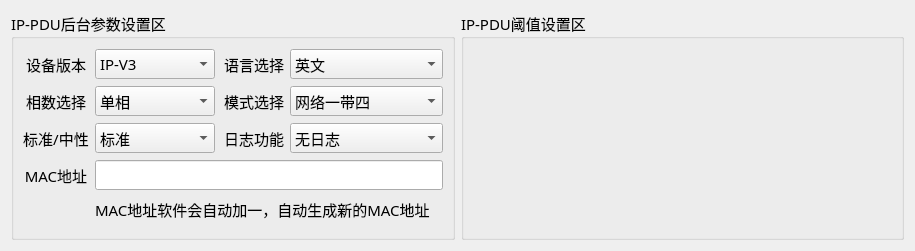
Before: the Qt Designer form MasterCtrlSet/home/home_ipwid.ui in ChinaClever/PDU-Settings, drawn with Qt 5.
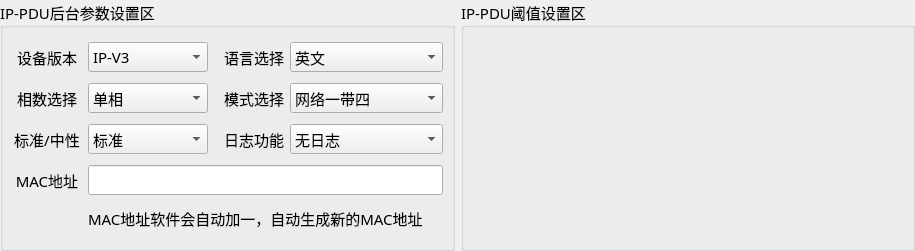
After: the same form once the commit is applied.

The edit to the form file:
```diff
--- a/MasterCtrlSet/home/home_ipwid.ui
+++ b/MasterCtrlSet/home/home_ipwid.ui
@@ -14,6 +14,18 @@
    <string>Form</string>
   </property>
   <layout class="QGridLayout" name="gridLayout_2">
+   <property name="leftMargin">
+    <number>0</number>
+   </property>
+   <property name="topMargin">
+    <number>0</number>
+   </property>
+   <property name="rightMargin">
+    <number>0</number>
+   </property>
+   <property name="bottomMargin">
+    <number>0</number>
+   </property>
    <item row="0" column="0">
     <widget class="QGroupBox" name="groupBox_2">
      <property name="font">
```
